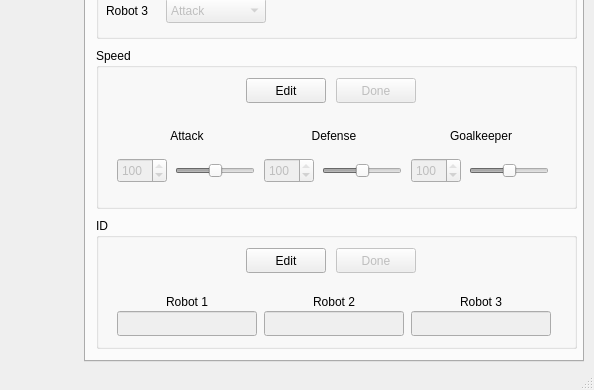
First picture: the form in interface/mainwindow.ui, repository PEQUI-MEC/PY-VSSS-INF, before the edit; both pictures show x 761 to 1355 and y 210 to 600 of the 1355 by 600 pixel window.
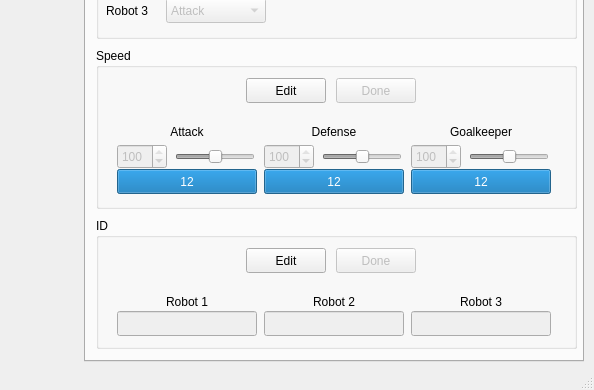
Second picture: the form after the edit. The open tabs and pages were chosen to show the change. Icons and pictures are not drawn.

Commit message: Conectando na interface métodos de send message e send command

Patch:
```diff
--- a/interface/mainwindow.ui
+++ b/interface/mainwindow.ui
@@ -2328,6 +2328,31 @@
              </property>
             </widget>
            </item>
+           <item row="2" column="0" colspan="2">
+            <widget class="QProgressBar" name="progressBarRobotSpeedAttack">
+             <property name="minimumSize">
+              <size>
+               <width>140</width>
+               <height>25</height>
+              </size>
+             </property>
+             <property name="maximumSize">
+              <size>
+               <width>140</width>
+               <height>25</height>
+              </size>
+             </property>
+             <property name="maximum">
+              <number>12</number>
+             </property>
+             <property name="value">
+              <number>12</number>
+             </property>
+             <property name="format">
+              <string>%v</string>
+             </property>
+            </widget>
+           </item>
           </layout>
          </item>
          <item>
@@ -2422,6 +2447,31 @@
              </property>
             </widget>
            </item>
+           <item row="2" column="0" colspan="2">
+            <widget class="QProgressBar" name="progressBarRobotSpeedDefense">
+             <property name="minimumSize">
+              <size>
+               <width>140</width>
+               <height>25</height>
+              </size>
+             </property>
+             <property name="maximumSize">
+              <size>
+               <width>140</width>
+               <height>25</height>
+              </size>
+             </property>
+             <property name="maximum">
+              <number>12</number>
+             </property>
+             <property name="value">
+              <number>12</number>
+             </property>
+             <property name="format">
+              <string>%v</string>
+             </property>
+            </widget>
+           </item>
           </layout>
          </item>
          <item>
@@ -2516,6 +2566,31 @@
              </property>
             </widget>
            </item>
+           <item row="2" column="0" colspan="2">
+            <widget class="QProgressBar" name="progressBarRobotSpeedGoalkeeper">
+             <property name="minimumSize">
+              <size>
+               <width>140</width>
+               <height>25</height>
+              </size>
+             </property>
+             <property name="maximumSize">
+              <size>
+               <width>140</width>
+               <height>25</height>
+              </size>
+             </property>
+             <property name="maximum">
+              <number>12</number>
+             </property>
+             <property name="value">
+              <number>12</number>
+             </property>
+             <property name="format">
+              <string>%v</string>
+             </property>
+            </widget>
+           </item>
           </layout>
          </item>
         </layout>
```
Left out of the diff: 22 changed lines with no effect on the pictures. The commit also changes 3 other files.
